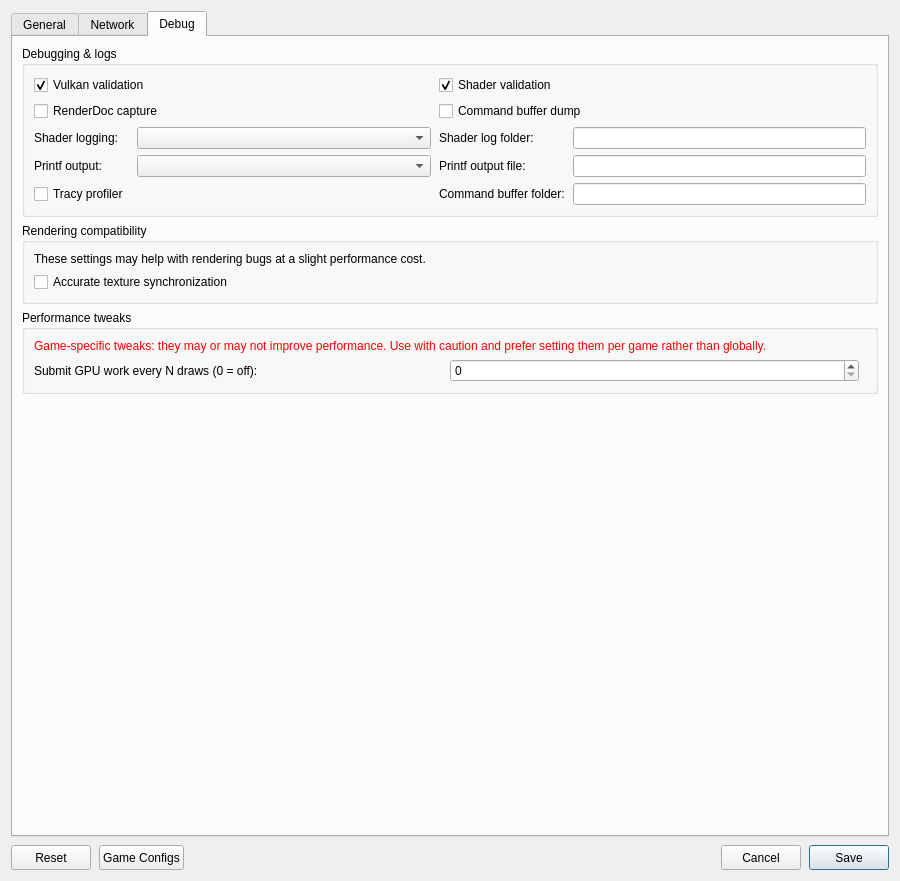
Above: src/launcher/forms/configuration_edit_dialog.ui from rezesferi/KytyPS5-GTA before the change. Below: the same form after it.
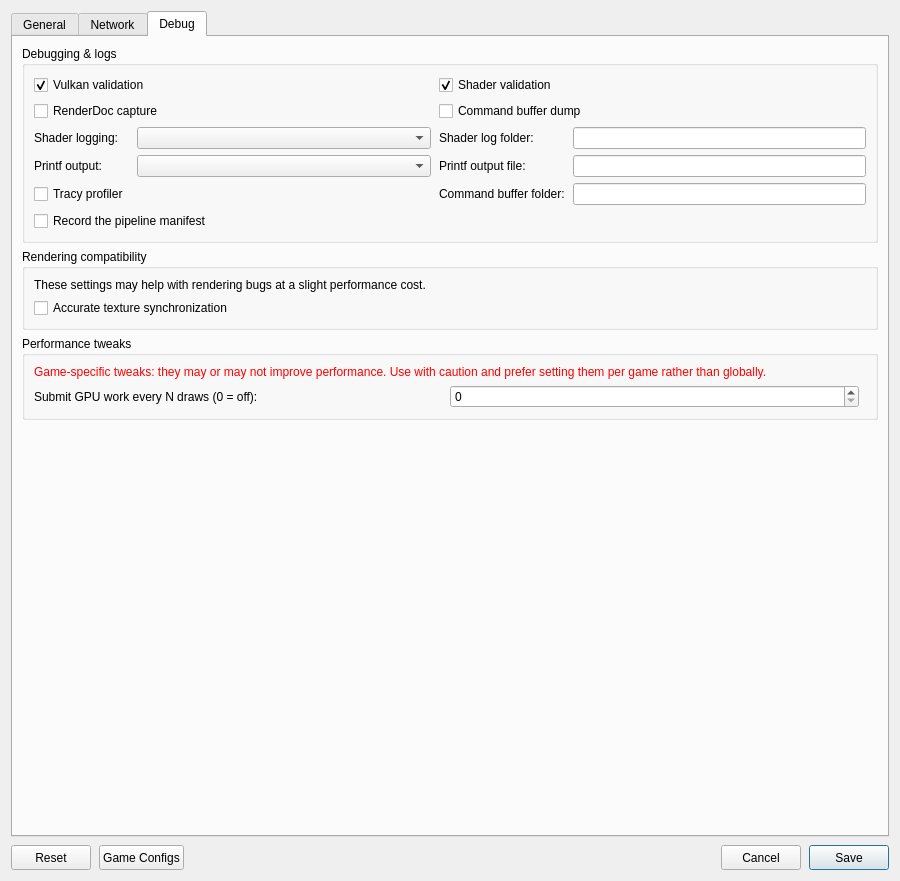
That is the form after the change. The open tabs and pages were chosen to show the change. Custom widgets are drawn as their Qt base class.

Commit message: pipeline: create the modules and pipelines of a per-title manifest at boot

Diff of the .ui file:
```diff
--- a/src/launcher/forms/configuration_edit_dialog.ui
+++ b/src/launcher/forms/configuration_edit_dialog.ui
@@ -558,6 +558,12 @@
             <property name="clearButtonEnabled"><bool>true</bool></property>
            </widget>
           </item>
+          <item row="5" column="0" colspan="2">
+           <widget class="QCheckBox" name="checkBox_record_pipeline_manifest">
+            <property name="toolTip"><string>Add the shaders and pipelines this session compiles to the game's pipeline manifest (_PipelineCache), which later cold starts compile while the game loads.</string></property>
+            <property name="text"><string>Record the pipeline manifest</string></property>
+           </widget>
+          </item>
          </layout>
         </widget>
        </item>
```
The commit also changes 14 other files.
